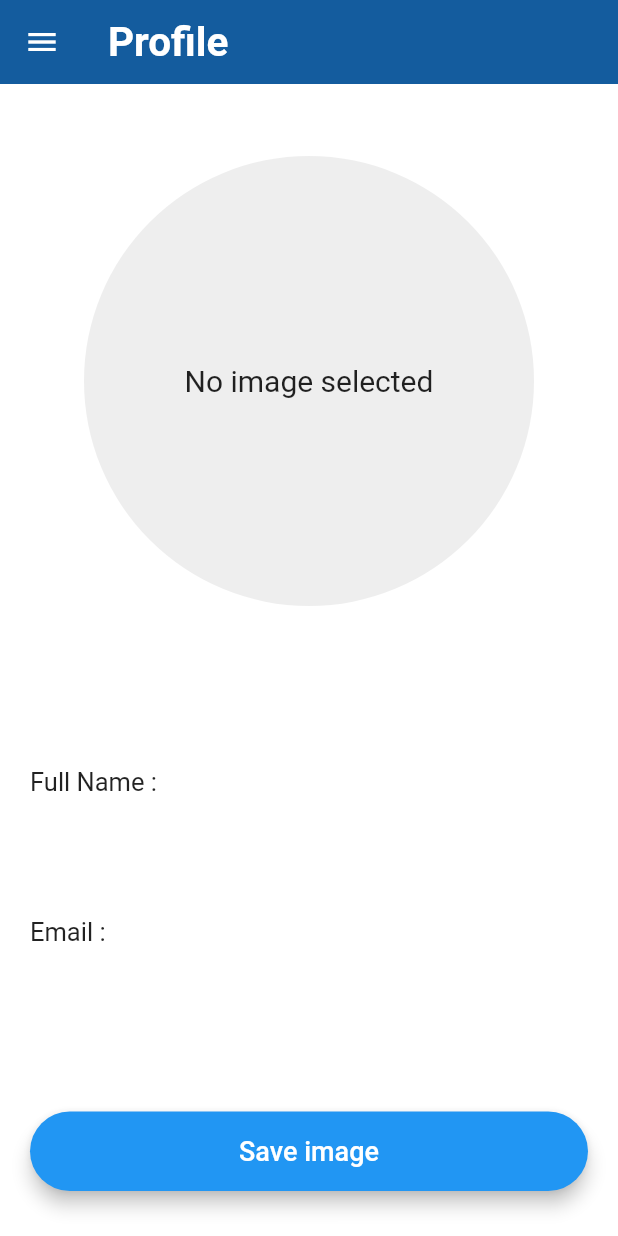
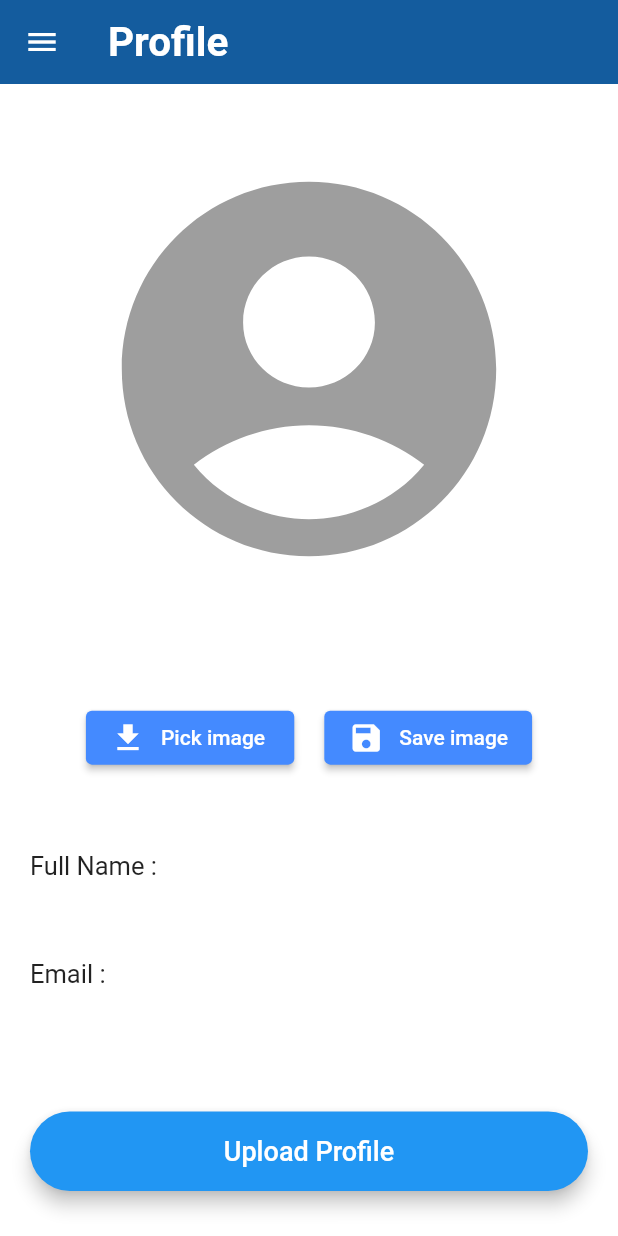
Before and after one commit to Thiennguyen21it/Tmess, a Flutter app: the ProfilePage screen opened directly with empty values, on a phone screen of 412 x 824 dp. Run offline on Flutter 3.47's test engine with Material 2 defaults, Android fonts, the phone set to English and light mode, and no system bars; our stand-ins replace cloud_firestore, firebase_auth, firebase_core, firebase_storage, google_fonts, image_cropper and 2 more; accounts and stored records are empty.

```diff
--- a/lib/pages/profile_page.dart
+++ b/lib/pages/profile_page.dart
@@ -1,6 +1,5 @@
+import 'dart:convert';
 import 'dart:io';
-import 'dart:math';
-
 import 'package:cloud_firestore/cloud_firestore.dart';
 import 'package:firebase_storage/firebase_storage.dart';
 import 'package:flutter/material.dart';
@@ -32,7 +31,7 @@ class ProfilePage extends StatefulWidget {
 }
 
 class _ProfilePageState extends State<ProfilePage> {
-  File? _profilePic;
+  File? _profilePic; //image file pick from gallery and camera
   String? downloadUrl;
   AuthService authService = AuthService();
 
@@ -46,6 +45,7 @@ class _ProfilePageState extends State<ProfilePage> {
       img = await _cropImage(imageFile: img);
       setState(() {
         _profilePic = img;
+        HelperFunctions.saveImageSF(_profilePic!.path);
       });
     } on PlatformException catch (e) {
       // ignore: avoid_print
@@ -71,18 +71,22 @@ class _ProfilePageState extends State<ProfilePage> {
         .child("${widget.userName}/profilePic")
         .child("post_$postID");
     await ref.putFile(_profilePic!);
-    downloadUrl = await ref.getDownloadURL();
+    downloadUrl =
+        await ref.getDownloadURL(); // change image file into string url
 
-    // upload image to cloud firestore
+    //  image file into string url and save at cloud firestore as profilePic
     await firebaseFirestore
         .collection("users")
         .doc(widget.uid)
         .update({"profilePic": downloadUrl});
+
+    // return downloadUrl; // return download url
   }
 
   @override
   void setState(VoidCallback fn) {
     super.setState(fn);
+    // loadImage();
   }
 
   @override
@@ -202,7 +206,7 @@ class _ProfilePageState extends State<ProfilePage> {
             mainAxisAlignment: MainAxisAlignment.spaceBetween,
             children: [
               Padding(
-                padding: const EdgeInsets.all(28.0),
+                padding: const EdgeInsets.all(20.0),
                 child: Center(
                   child: GestureDetector(
                     behavior: HitTestBehavior.translucent,
@@ -211,17 +215,18 @@ class _ProfilePageState extends State<ProfilePage> {
                     },
                     child: Center(
                       child: Container(
-                        height: 300.0,
-                        width: 300.0,
-                        decoration: BoxDecoration(
-                          shape: BoxShape.circle,
-                          color: Colors.grey.shade200,
-                        ),
+                        // height: 300.0,
+                        // width: 300.0,
+                        // decoration: BoxDecoration(
+                        //   shape: BoxShape.circle,
+                        //   color: Colors.grey.shade200,
+                        // ),
                         child: Center(
                           child: _profilePic == null
-                              ? const Text(
-                                  'No image selected',
-                                  style: TextStyle(fontSize: 20),
+                              ? const Icon(
+                                  Icons.account_circle,
+                                  size: 300,
+                                  color: Colors.grey,
                                 )
                               : CircleAvatar(
                                   backgroundImage: FileImage(_profilePic!),
@@ -232,6 +237,42 @@ class _ProfilePageState extends State<ProfilePage> {
                     ),
                   ),
                 ),
+              ),
+              Row(
+                mainAxisAlignment: MainAxisAlignment.center,
+                children: [
+                  ElevatedButton(
+                    onPressed: () async {
+                      _showSelectPhotoOptions(context);
+                    },
+                    style: ElevatedButton.styleFrom(primary: Colors.blueAccent),
+                    child: Row(
+                      children: const [
+                        Icon(Icons.get_app),
+                        SizedBox(
+                          width: 10,
+                        ),
+                        Text("Pick image "),
+                      ],
+                    ),
+                  ),
+                  const SizedBox(
+                    width: 20,
+                  ),
+                  ElevatedButton(
+                    onPressed: () async {},
+                    style: ElevatedButton.styleFrom(primary: Colors.blueAccent),
+                    child: Row(
+                      children: const [
+                        Icon(Icons.save),
+                        SizedBox(
+                          width: 10,
+                        ),
+                        Text("Save image"),
+                      ],
+                    ),
+                  ),
+                ],
               ),
               Row(
                 mainAxisAlignment: MainAxisAlignment.spaceBetween,
@@ -255,12 +296,15 @@ class _ProfilePageState extends State<ProfilePage> {
                   ),
                   CommonButtons(
                     onTap: () async {
-                      await uploadImage().whenComplete(() => showSnackbar(
-                          context, Colors.green, "Profile Picture Updated"));
+                      await uploadImage().whenComplete(() => downloadUrl == null
+                          ? showSnackbar(
+                              context, Colors.red, "No image to upload")
+                          : showSnackbar(context, Colors.green,
+                              "Profile Picture Updated"));
                     },
                     backgroundColor: Colors.blue,
                     textColor: Colors.white,
-                    textLabel: 'Save image',
+                    textLabel: 'Upload Profile',
                   ),
                 ],
               ),
--- a/lib/service/auth_service.dart
+++ b/lib/service/auth_service.dart
@@ -1,6 +1,4 @@
 // ignore_for_file: unused_local_variable, unnecessary_null_comparison
-
-import 'dart:io';
 
 import 'package:firebase_auth/firebase_auth.dart';
 import 'package:tmess_app/service/database_service.dart';
--- a/lib/service/database_service.dart
+++ b/lib/service/database_service.dart
@@ -138,9 +138,4 @@ class DatabaseService {
       "recentMessageTime": chatMessageData['time'].toString(),
     });
   }
-
-  //update profile pic
-  // updateProfilePic(String path) {
-  //   userCollection.doc(uid).update({"profilePic": path});
-  // }
 }
--- a/pubspec.yaml
+++ b/pubspec.yaml
@@ -27,6 +27,7 @@ environment:
 # the latest version available on pub.dev. To see which dependencies have newer
 # versions available, run `flutter pub outdated`.
 dependencies:
+  cached_network_image: ^3.1.0
   cloud_firestore: ^4.0.4
   cupertino_icons: ^1.0.2
   firebase_auth: ^4.1.1
@@ -56,6 +57,7 @@ flutter:
   # To add assets to your application, add an assets section, like this:
   assets:
     - assets/
+    - images/
   #   - images/a_dot_burr.jpeg
   #   - images/a_dot_ham.jpeg
   # An image asset can refer to one or more resolution-specific "variants", see
```
Also changed, not shown: lib/helper/helper_function.dart (+5 -2 lines), images/app_icon.png (added), images/mimi1.gif (added), images/mimi2.gif (added), images/mimi3.gif (added), images/mimi4.gif (added), images/mimi5.gif (added), images/mimi6.gif (added), images/mimi7.gif (added), images/mimi8.gif (added), images/mimi9.gif (added), pubspec.lock, 1 other file.
